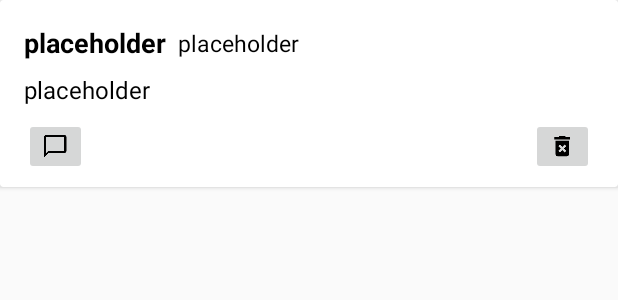
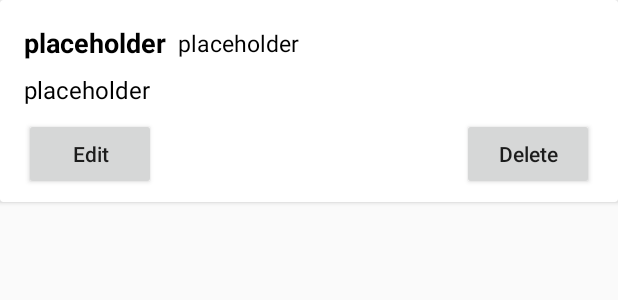
Before and after one commit to dgathogo/PostSphere, an Android app: the layout post_row.xml on its own in the app's theme, with its tools: preview values and no code run, on a phone screen of 412 x 824 dp. Shown: the top 300 px of the screen. Run offline under Robolectric (Android 15) with nearby library versions, the phone set to English and light mode, and no system bars.

Commit message:
edit post

```diff
--- a/app/src/main/java/us/ait/postsphere/adapter/CommentAdapter.kt
+++ b/app/src/main/java/us/ait/postsphere/adapter/CommentAdapter.kt
@@ -73,7 +73,7 @@ class CommentAdapter(
     class ViewHolder(itemView: View) : RecyclerView.ViewHolder(itemView) {
         val tvAuthor: TextView = itemView.tvAuthor
         val tvBody: TextView = itemView.tvBody
-        val btnDelete: ImageButton = itemView.btnDelete
+        val btnDelete: Button = itemView.btnDelete
     }
 
 
--- a/app/src/main/res/layout/activity_post_detail.xml
+++ b/app/src/main/res/layout/activity_post_detail.xml
@@ -1,7 +1,6 @@
 <?xml version="1.0" encoding="utf-8"?>
 <androidx.constraintlayout.widget.ConstraintLayout xmlns:android="http://schemas.android.com/apk/res/android"
     xmlns:app="http://schemas.android.com/apk/res-auto"
-    xmlns:tools="http://schemas.android.com/tools"
     android:layout_width="match_parent"
     android:layout_height="wrap_content"
     android:padding="16dp">
@@ -28,12 +27,12 @@
         app:layout_constraintStart_toStartOf="parent"
         app:layout_constraintTop_toBottomOf="@+id/tvTitle" />
 
-    <ImageButton
+    <Button
         android:id="@+id/btnComment"
         android:layout_width="wrap_content"
         android:layout_height="wrap_content"
         android:layout_margin="16dp"
-        android:src="@drawable/ic_chat_bubble_outline"
+        android:text="Comment"
         app:layout_constraintStart_toStartOf="parent"
         app:layout_constraintTop_toBottomOf="@+id/tvBody" />
 
--- a/app/src/main/res/layout/comment_row.xml
+++ b/app/src/main/res/layout/comment_row.xml
@@ -19,13 +19,13 @@
             app:layout_constraintStart_toStartOf="parent"
             app:layout_constraintTop_toBottomOf="@+id/tvAuthor" />
 
-        <ImageButton
+        <Button
             android:id="@+id/btnDelete"
             android:layout_width="wrap_content"
             android:layout_height="wrap_content"
             android:layout_margin="@dimen/item_margin"
             android:layout_marginEnd="32dp"
-            android:src="@drawable/ic_delete_forever"
+            android:text="@string/delete"
             app:layout_constraintEnd_toEndOf="parent"
             app:layout_constraintTop_toTopOf="parent" />
 
--- a/app/src/main/res/layout/post_row.xml
+++ b/app/src/main/res/layout/post_row.xml
@@ -31,21 +31,21 @@
             app:layout_constraintStart_toStartOf="parent"
             app:layout_constraintTop_toBottomOf="@+id/ivPhoto" />
 
-        <ImageButton
-            android:id="@+id/btnComment"
+        <Button
+            android:id="@+id/btnEdit"
             android:layout_width="wrap_content"
             android:layout_height="wrap_content"
             android:layout_margin="@dimen/item_margin"
-            android:src="@drawable/ic_chat_bubble_outline"
+            android:text="@string/edit"
             app:layout_constraintStart_toStartOf="parent"
             app:layout_constraintTop_toBottomOf="@+id/tvBody" />
 
-        <ImageButton
+        <Button
             android:id="@+id/btnDelete"
             android:layout_width="wrap_content"
             android:layout_height="wrap_content"
-            android:src="@drawable/ic_delete_forever"
             android:layout_margin="@dimen/item_margin"
+            android:text="@string/delete"
             app:layout_constraintEnd_toEndOf="parent"
             app:layout_constraintTop_toBottomOf="@+id/tvBody" />
 
--- a/app/src/main/res/values/strings.xml
+++ b/app/src/main/res/values/strings.xml
@@ -25,4 +25,6 @@
     <string name="login_ok">Login OK</string>
     <string name="registration_ok">Registration OK!</string>
     <string name="error">Error %1$s</string>
+    <string name="delete">Delete</string>
+    <string name="edit">Edit</string>
 </resources>
```
Also changed, not shown: app/src/main/java/us/ait/postsphere/CreatePostActivity.kt (+25 -4 lines), app/src/main/java/us/ait/postsphere/ForumActivity.kt (+13 -10 lines), app/src/main/java/us/ait/postsphere/PostDetailActivity.kt (+9 -11 lines), app/src/main/java/us/ait/postsphere/adapter/PostAdapter.kt (+15 -8 lines).
